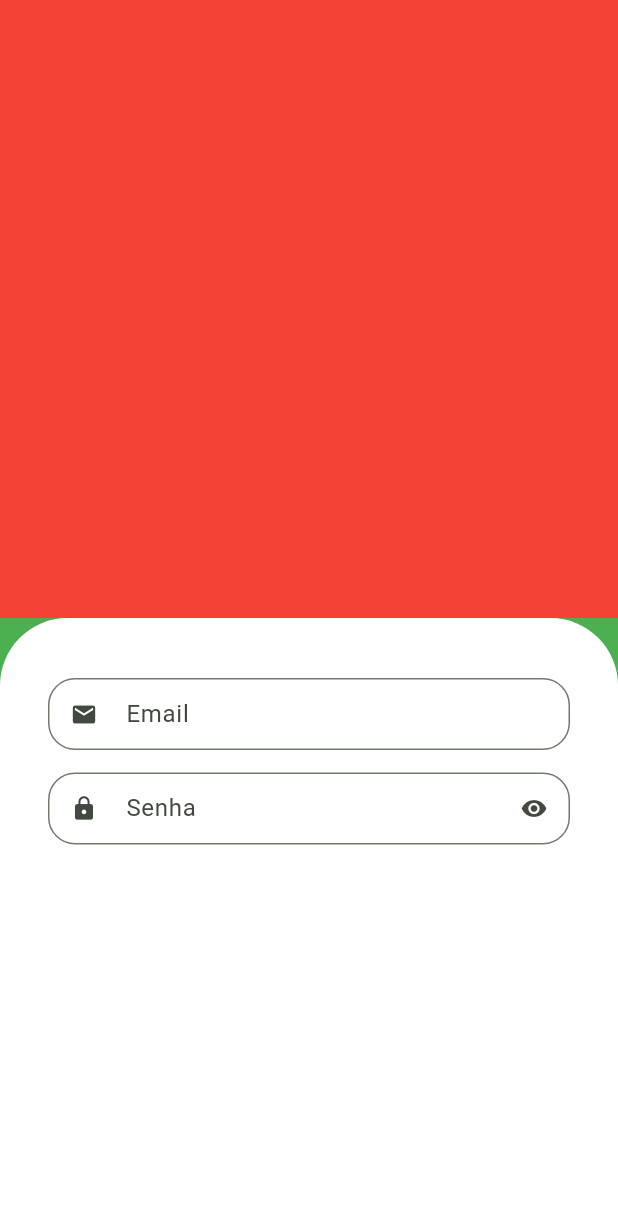
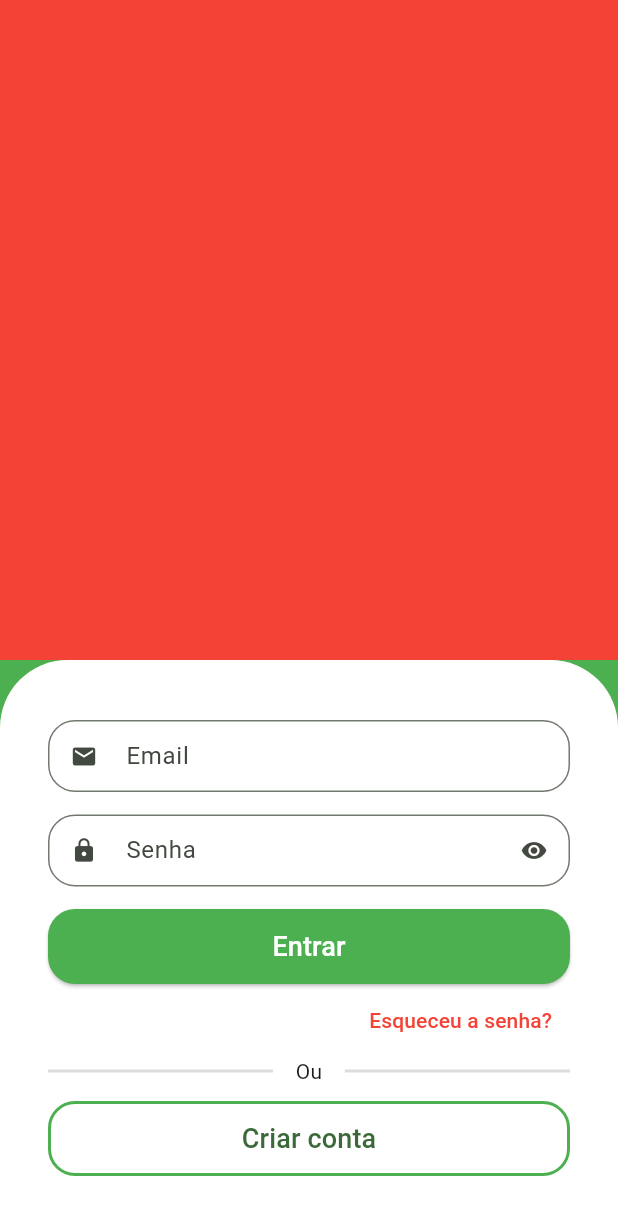
Before and after one commit to johncobain/greengrocer, a Flutter app: the screen it shows after launch, on a phone screen of 412 x 824 dp. Shown: the top 1215 px of the screen. Run offline on Flutter 3.47's test engine with Material 3 defaults, Android fonts, the phone set to English and light mode, and no system bars.

Commit message:
button cadastro

```diff
--- a/lib/src/auth/sign_in_screen.dart
+++ b/lib/src/auth/sign_in_screen.dart
@@ -11,39 +11,106 @@ class SignInScreen extends StatelessWidget {
       body: Column(
         children: [
           Expanded(
-            child: Container(
-              color: Colors.red
+            child: Container(color: Colors.red),
           ),
-          ),
-          Expanded(
-            child: Container(
-              padding: const EdgeInsets.symmetric(
-                horizontal: 32,
-                vertical: 40
-              ),
+          Container(
+            padding: const EdgeInsets.symmetric(horizontal: 32, vertical: 40),
             decoration: const BoxDecoration(
-
               color: Colors.white,
-
-                borderRadius: BorderRadius.vertical(
-                  top: Radius.circular(45)
-                ),
+              borderRadius: BorderRadius.vertical(top: Radius.circular(45)),
             ),
             child: Column(
+              crossAxisAlignment: CrossAxisAlignment.stretch,
               children: [
                 //email
-                  CustomTextField(
+                const CustomTextField(
                   icon: Icons.email,
                   label: 'Email',
                 ),
                 //senha
-                  CustomTextField(
+                const CustomTextField(
                   icon: Icons.lock,
                   label: 'Senha',
                   isSecret: true,
                 ),
+                //Botao de entrar
+                SizedBox(
+                  height: 50,
+                  child: ElevatedButton(
+                    style: ElevatedButton.styleFrom(
+                      shape: RoundedRectangleBorder(
+                          borderRadius: BorderRadius.circular(18)),
+                      backgroundColor: Colors.green,
+                      foregroundColor: Colors.white,
+                    ),
+                    onPressed: () {},
+                    child: const Text(
+                      'Entrar',
+                      style: TextStyle(
+                        fontSize: 18,
+                      ),
+                    ),
+                  ),
+                ),
+                //Esqueceu a senha
+                Align(
+                  alignment: Alignment.centerRight,
+                  child: TextButton(
+                    onPressed: () {},
+                    child: const Text(
+                      'Esqueceu a senha?',
+                      style: TextStyle(
+                        color: Colors.red,
+                      ),
+                    ),
+                  ),
+                ),
+                //Divisor
+                Padding(
+                  padding: const EdgeInsets.only(bottom: 10),
+                  child: Row(
+                    children: [
+                      Expanded(
+                        child: Divider(
+                          color: Colors.grey.withAlpha(90),
+                          thickness: 2,
+                        ),
+                      ),
+                      const Padding(
+                        padding: EdgeInsets.symmetric(horizontal: 15),
+                        child: Text('Ou'),
+                      ),
+                      Expanded(
+                        child: Divider(
+                          color: Colors.grey.withAlpha(90),
+                          thickness: 2,
+                        ),
+                      ),
                     ],
                   ),
+                ),
+                //Botao de novo usuário
+                SizedBox(
+                  height: 50,
+                  child: OutlinedButton(
+                    style: OutlinedButton.styleFrom(
+                      shape: RoundedRectangleBorder(
+                        borderRadius: BorderRadius.circular(18)
+                      ),
+                      side: const BorderSide(
+                        width: 2,
+                        color: Colors.green
+                      )
+                    ),
+                    onPressed: () {},
+                    child: const Text('Criar conta',
+                      style: TextStyle(
+                        fontSize: 18,
+                      ),
+                    ),
+                  ),
+                ),
+              ],
             ),
           ),
         ],
```
Lines whose indentation alone changed are shown as unchanged.
